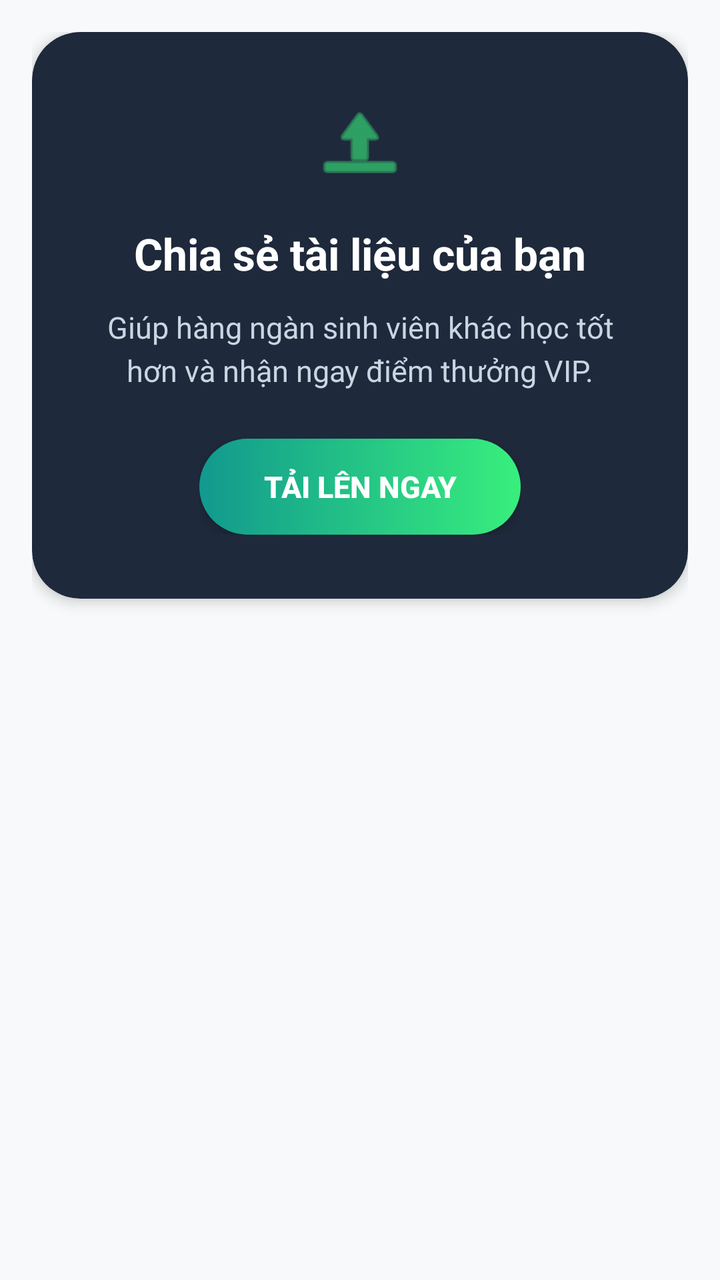
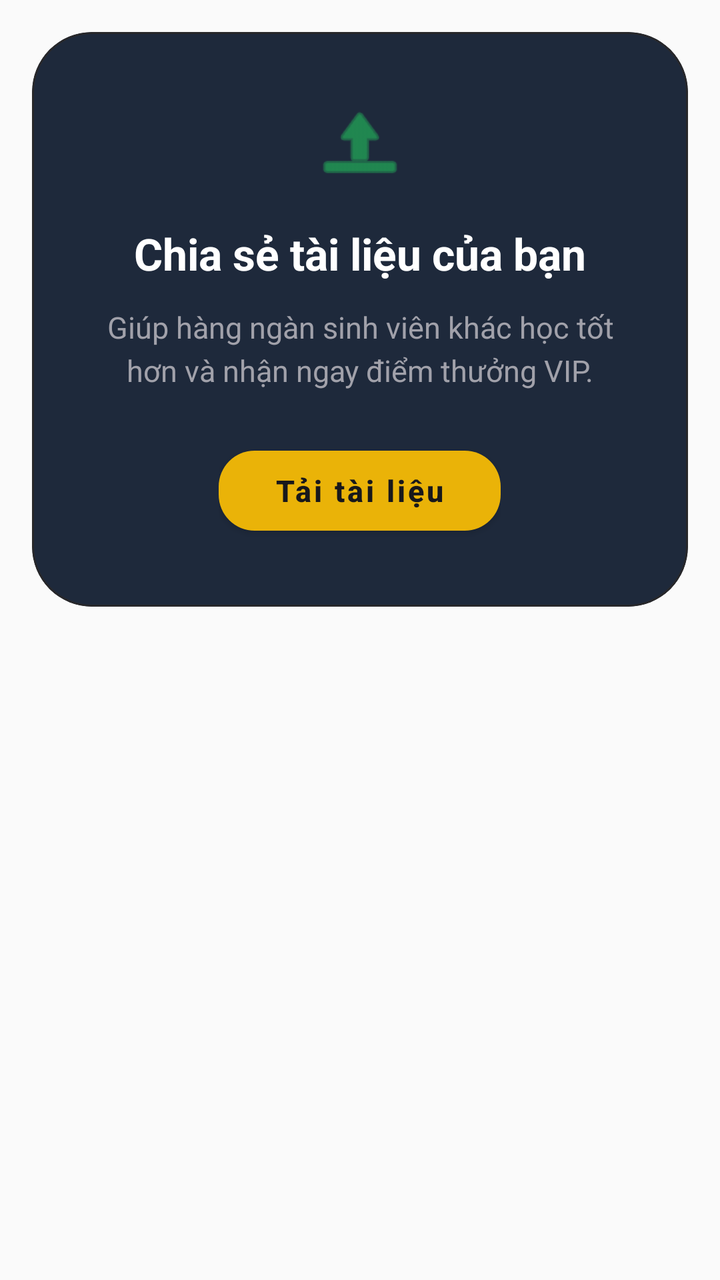

Screens rendered from an Android XML layout before and after an edit, with the pre-edit source and the edit as a unified diff.
<!-- AndroidManifest.xml: application theme Theme.DACS -->
<!-- res/layout/item_home_careers.xml -->
<?xml version="1.0" encoding="utf-8"?>
<LinearLayout xmlns:android="http://schemas.android.com/apk/res/android"
    xmlns:app="http://schemas.android.com/apk/res-auto"
    android:layout_width="match_parent"
    android:layout_height="wrap_content"
    android:orientation="vertical"
    android:background="#F8F9FA"
    android:paddingVertical="16dp"
    android:paddingHorizontal="16dp">

    
    <com.google.android.material.card.MaterialCardView
        android:layout_width="match_parent"
        android:layout_height="wrap_content"
        app:cardCornerRadius="24dp"
        app:cardElevation="4dp"
        app:cardBackgroundColor="#1E293B"> 

        
        <LinearLayout
            android:layout_width="match_parent"
            android:layout_height="wrap_content"
            android:orientation="vertical"
            android:gravity="center"
            android:paddingVertical="32dp"
            android:paddingHorizontal="24dp"
            android:background="?attr/selectableItemBackground"
            android:clickable="true"
            android:focusable="true">

            
            <ImageView
                android:layout_width="48dp"
                android:layout_height="48dp"
                android:layout_marginBottom="16dp"
                android:src="@android:drawable/ic_menu_upload"
                app:tint="#38ef7d"/> 

            
            <TextView
                android:id="@+id/tvUploadTitle"
                android:layout_width="match_parent"
                android:layout_height="wrap_content"
                android:text="Chia sẻ tài liệu của bạn"
                android:textColor="#FFFFFF"
                android:textSize="22sp"
                android:textStyle="bold"
                android:gravity="center" />

            
            <TextView
                android:id="@+id/tvUploadSubtitle"
                android:layout_width="match_parent"
                android:layout_height="wrap_content"
                android:layout_marginTop="12dp"
                android:text="Giúp hàng ngàn sinh viên khác học tốt hơn và nhận ngay điểm thưởng VIP."
                android:textColor="#CBD5E1"
                android:textSize="15sp"
                android:gravity="center"
                android:lineSpacingExtra="4dp"/>

            
            <FrameLayout
                android:layout_width="wrap_content"
                android:layout_height="wrap_content"
                android:layout_marginTop="24dp">

                <androidx.appcompat.widget.AppCompatButton
                    android:id="@+id/btnUploadDocs"
                    android:layout_width="wrap_content"
                    android:layout_height="48dp"
                    android:background="@drawable/bg_gradient_quepal"
                    android:text="TẢI LÊN NGAY"
                    android:textColor="#FFFFFF"
                    android:textSize="15sp"
                    android:textStyle="bold"
                    android:paddingHorizontal="32dp"
                    android:elevation="4dp"
                    android:stateListAnimator="@null"/>
            </FrameLayout>

        </LinearLayout>
    </com.google.android.material.card.MaterialCardView>
</LinearLayout>
<!-- resources referenced by this layout -->
<resources>
  <!-- drawable bg_gradient_quepal (drawable) -->
  <?xml version="1.0" encoding="utf-8"?>
  <shape xmlns:android="http://schemas.android.com/apk/res/android"
      android:shape="rectangle">
      <gradient
          android:startColor="#11998e"
          android:endColor="#38ef7d"
          android:angle="0" />
      <corners android:radius="25dp" />
  </shape>
  <style name="Theme.DACS" parent="Theme.MaterialComponents.Light.NoActionBar">
          <item name="android:windowTranslucentStatus">true</item>
          <item name="android:windowTranslucentNavigation">true</item>
      </style>
</resources>

<!-- the commit's change to res/layout/item_home_careers.xml (unified diff, before → after) -->
@@ -4,7 +4,7 @@
     android:layout_width="match_parent"
     android:layout_height="wrap_content"
     android:orientation="vertical"
-    android:background="#F8F9FA"
+    android:background="#FAFAFA"
     android:paddingVertical="16dp"
     android:paddingHorizontal="16dp">
 
@@ -12,8 +12,10 @@
     <com.google.android.material.card.MaterialCardView
         android:layout_width="match_parent"
         android:layout_height="wrap_content"
-        app:cardCornerRadius="24dp"
-        app:cardElevation="4dp"
+        app:cardCornerRadius="30dp"
+        app:cardElevation="0dp"
+        app:strokeWidth="1dp"
+        app:strokeColor="#27272A"
         app:cardBackgroundColor="#1E293B"> 
 
         
@@ -34,7 +36,7 @@
                 android:layout_height="48dp"
                 android:layout_marginBottom="16dp"
                 android:src="@android:drawable/ic_menu_upload"
-                app:tint="#38ef7d"/> 
+                app:tint="#22C55E"/> 
 
             
             <TextView
@@ -54,7 +56,7 @@
                 android:layout_height="wrap_content"
                 android:layout_marginTop="12dp"
                 android:text="Giúp hàng ngàn sinh viên khác học tốt hơn và nhận ngay điểm thưởng VIP."
-                android:textColor="#CBD5E1"
+                android:textColor="#A1A1AA"
                 android:textSize="15sp"
                 android:gravity="center"
                 android:lineSpacingExtra="4dp"/>
@@ -65,18 +67,21 @@
                 android:layout_height="wrap_content"
                 android:layout_marginTop="24dp">
 
-                <androidx.appcompat.widget.AppCompatButton
+                <com.google.android.material.button.MaterialButton
                     android:id="@+id/btnUploadDocs"
                     android:layout_width="wrap_content"
-                    android:layout_height="48dp"
-                    android:background="@drawable/bg_gradient_quepal"
-                    android:text="TẢI LÊN NGAY"
-                    android:textColor="#FFFFFF"
+                    android:layout_height="52dp"
+                    android:text="Tải tài liệu"
+                    android:textAllCaps="false"
+                    android:textColor="#18181B"
                     android:textSize="15sp"
                     android:textStyle="bold"
-                    android:paddingHorizontal="32dp"
-                    android:elevation="4dp"
-                    android:stateListAnimator="@null"/>
+                    android:paddingHorizontal="28dp"
+                    app:backgroundTint="#EAB308"
+                    app:cornerRadius="18dp"
+                    app:elevation="0dp"
+                    app:iconTint="#18181B"
+                    app:iconPadding="8dp"/>
             </FrameLayout>
 
         </LinearLayout>
<!-- resource entries referenced after the edit -->
@@ -1,15 +1,5 @@
 <!-- resources referenced by this layout -->
 <resources>
-  <!-- drawable bg_gradient_quepal (drawable) -->
-  <?xml version="1.0" encoding="utf-8"?>
-  <shape xmlns:android="http://schemas.android.com/apk/res/android"
-      android:shape="rectangle">
-      <gradient
-          android:startColor="#11998e"
-          android:endColor="#38ef7d"
-          android:angle="0" />
-      <corners android:radius="25dp" />
-  </shape>
   <style name="Theme.DACS" parent="Theme.MaterialComponents.Light.NoActionBar">
           <item name="android:windowTranslucentStatus">true</item>
           <item name="android:windowTranslucentNavigation">true</item>
